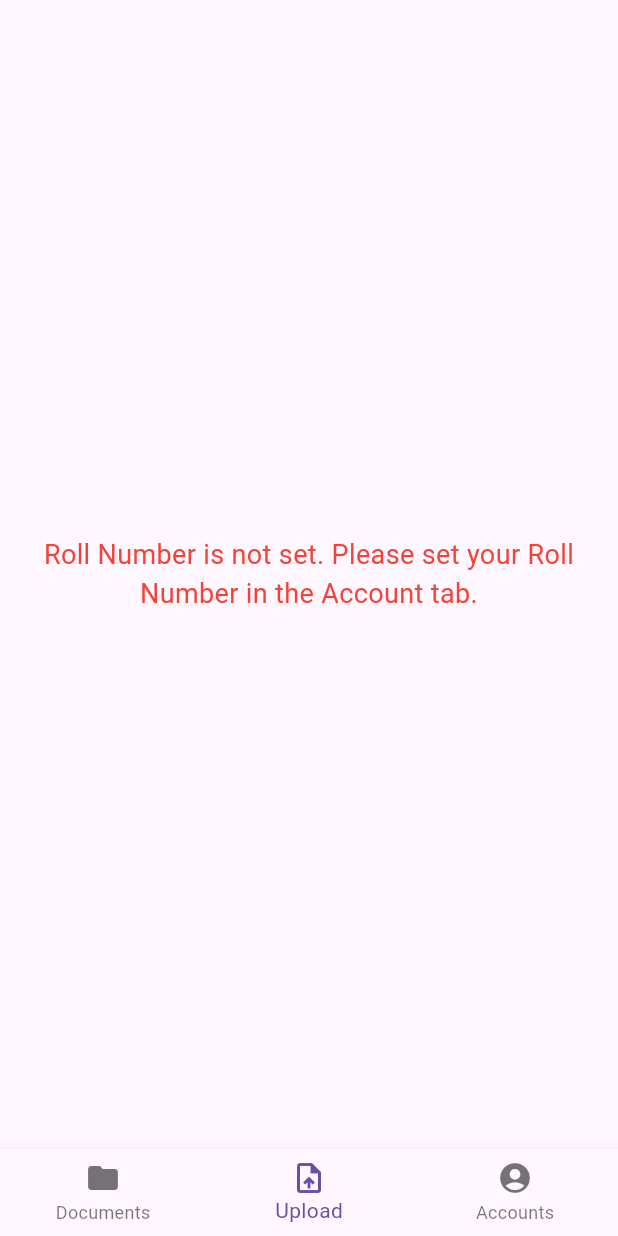
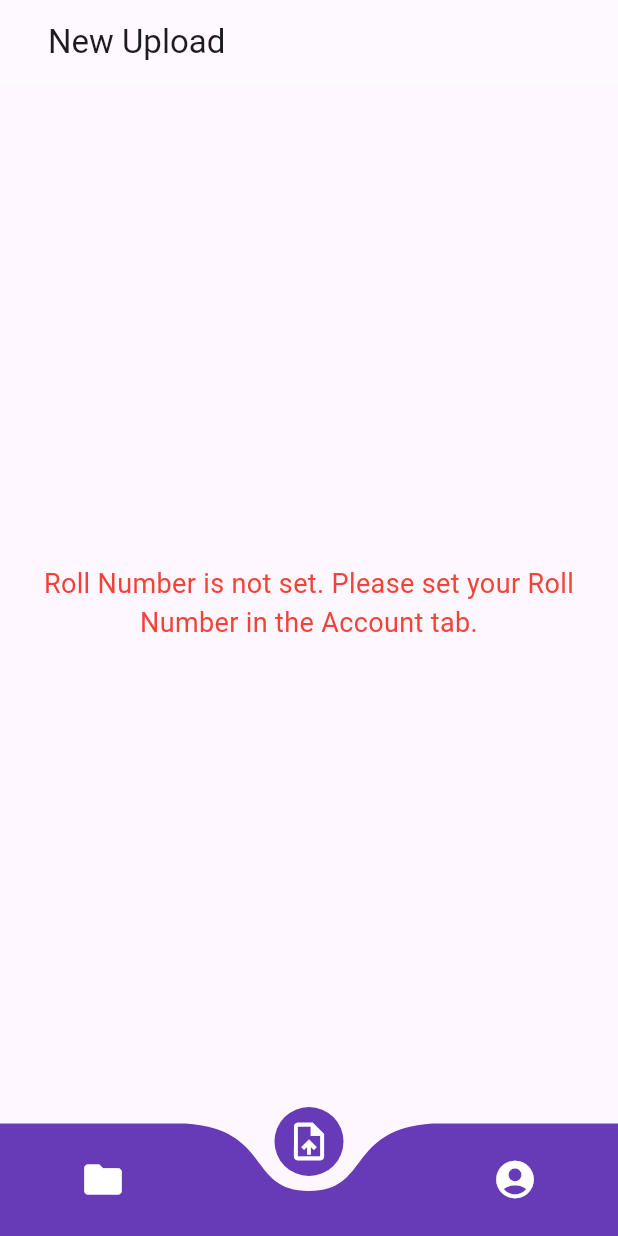
Before and after one commit to sree-vignesh/printerease_app, a Flutter app: the screen it shows after launch, item 2 of the bottom bar chosen, on a phone screen of 412 x 824 dp. Run offline on Flutter 3.47's test engine with Material 3 defaults, Android fonts, the light colour scheme and no system bars; drawn by our look-alikes of curved_navigation_bar; our stand-ins replace file_picker, google_fonts; Roboto replaces fonts that are missing (Commissioner).

Commit message:
Working as expected.

```diff
--- a/lib/Screens/upload.dart
+++ b/lib/Screens/upload.dart
@@ -83,12 +83,12 @@ class _UploadScreenState extends State<UploadScreen> {
         var jsonResponse = json.decode(responseBody);
         setState(() {
           _responseMessage =
-              'Upload successful! Identifier: ${jsonResponse['identifier']}';
+              'Upload successful ! \nIdentifier: ${jsonResponse['identifier']}';
         });
       } else {
         setState(() {
           _responseMessage =
-              'Upload failed. Status code: ${response.statusCode}';
+              'Upload failed. \nStatus code: ${response.statusCode}';
         });
       }
     } catch (e) {
@@ -116,23 +116,25 @@ class _UploadScreenState extends State<UploadScreen> {
                   crossAxisAlignment: CrossAxisAlignment.center,
                   mainAxisAlignment: MainAxisAlignment.center,
                   children: <Widget>[
-                    Text(rollNo),
-                    const SizedBox(height: 20),
-                    const SizedBox(height: 20),
-                    const Text(
-                      'Choose a PDF to upload',
-                      style:
-                          TextStyle(fontSize: 20, fontWeight: FontWeight.bold),
-                    ),
-                    const SizedBox(height: 20),
+                    // Text(rollNo),
+                    // const SizedBox(height: 20),
+                    // const SizedBox(height: 20),
+                    // const Text(
+                    //   'Choose a PDF to upload',
+                    //   style:
+                    //       TextStyle(fontSize: 20, fontWeight: FontWeight.bold),
+                    // ),
+                    // const SizedBox(height: 20),
                     ElevatedButton(
                       onPressed: _pickFile,
-                      child: const Text('Pick a PDF File'),
+                      child: const Text(
+                        'Pick a PDF File',
+                      ),
                     ),
                     const SizedBox(height: 20),
                     if (_selectedFile != null)
                       Text(
-                          'Selected file: ${_selectedFile!.path.split('/').last}'),
+                          'Selected file : ${_selectedFile!.path.split('/').last}'),
                     const SizedBox(height: 20),
                     if (_selectedFile != null)
                       ElevatedButton(
--- a/lib/main.dart
+++ b/lib/main.dart
@@ -5,6 +5,8 @@ import 'Screens/upload.dart';
 import 'Screens/accounts.dart';
 import 'Providers/rollno_provider.dart';
 import 'Providers/serverurl.dart';
+import 'package:curved_navigation_bar/curved_navigation_bar.dart';
+import 'package:google_fonts/google_fonts.dart';
 
 void main() {
   // runApp(
@@ -61,26 +63,40 @@ class _HomePageState extends State<HomePage> {
     });
   }
 
+  final List<String> _titles = [
+    'My Documents',
+    'New Upload',
+    'My Account',
+  ];
+
   @override
   Widget build(BuildContext context) {
     return Scaffold(
       body: _screens[_currentIndex],
-      bottomNavigationBar: BottomNavigationBar(
-        currentIndex: _currentIndex,
+      appBar: AppBar(
+        title: Padding(
+          padding: const EdgeInsets.only(left: 16.0),
+          child: Text(
+            _titles[_currentIndex],
+            style: GoogleFonts.commissioner(),
+          ),
+        ), // Dynamic title
+        centerTitle: false, // Centers the title
+        backgroundColor: Colors.white10, // Matches the app theme
+      ),
+      bottomNavigationBar: CurvedNavigationBar(
+        index: _currentIndex,
         onTap: _onTabTapped,
+        backgroundColor: Colors.transparent, // Adjust based on app background
+
+        // color: const Color.fromARGB(255, 27, 27, 27), // Navigation bar color
+        color: Colors.deepPurple,
+        buttonBackgroundColor: Colors.deepPurple, // Active icon background
+        animationDuration: const Duration(milliseconds: 300),
         items: const [
-          BottomNavigationBarItem(
-            icon: Icon(Icons.folder),
-            label: 'Documents',
-          ),
-          BottomNavigationBarItem(
-            icon: Icon(Icons.upload_file),
-            label: 'Upload',
-          ),
-          BottomNavigationBarItem(
-            icon: Icon(Icons.account_circle),
-            label: 'Accounts',
-          ),
+          Icon(Icons.folder, size: 30, color: Colors.white),
+          Icon(Icons.upload_file, size: 30, color: Colors.white),
+          Icon(Icons.account_circle, size: 30, color: Colors.white),
         ],
       ),
     );
--- a/pubspec.yaml
+++ b/pubspec.yaml
@@ -33,9 +33,11 @@ dependencies:
   http: ^0.13.3 # HTTP package to send requests
   file_picker: ^5.0.1
   provider: ^6.0.5
+  curved_navigation_bar: ^1.0.6
   # The following adds the Cupertino Icons font to your application.
   # Use with the CupertinoIcons class for iOS style icons.
   cupertino_icons: ^1.0.8
+  google_fonts: ^4.0.4
 
 dev_dependencies:
   flutter_test:
```
Also changed, not shown: lib/Screens/documents.dart (+48 -4 lines), pubspec.lock, 2 other files.
